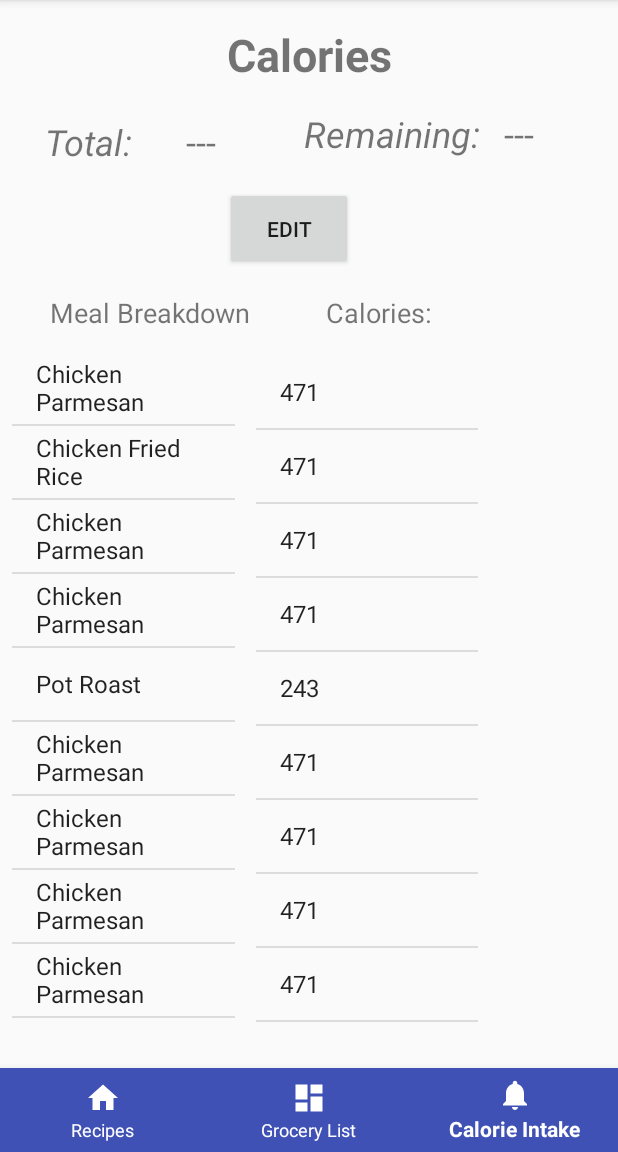
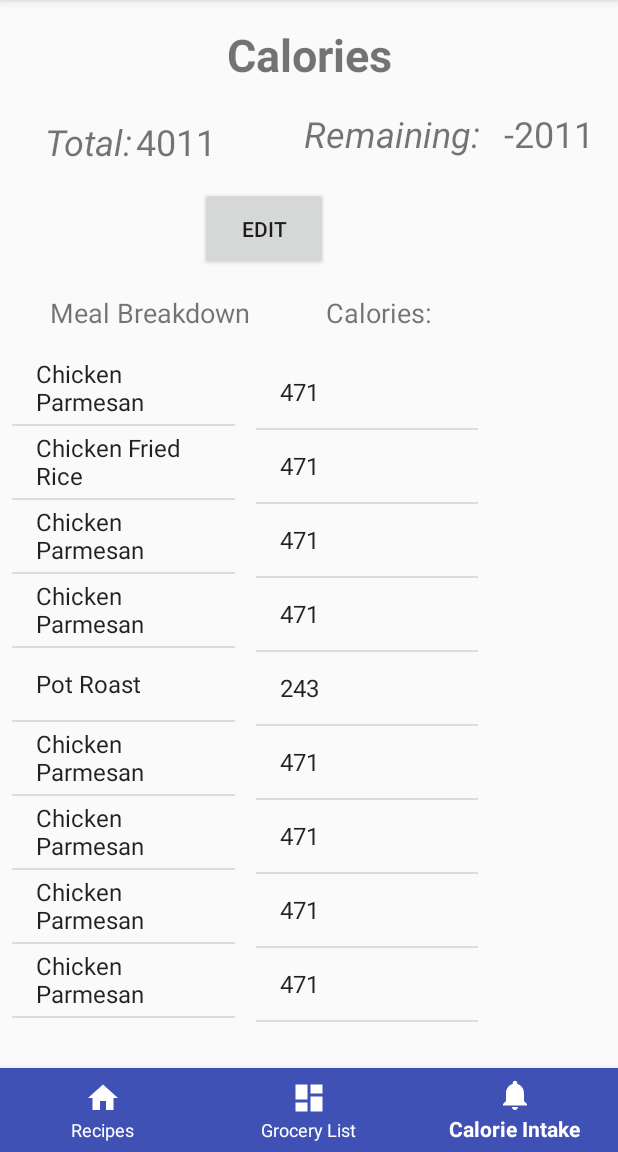
Before and after one commit to jsuyat/Suyat_Khan_FinalProject2, an Android app: the screen it shows after launch (MainActivity), item 3 of the bottom bar chosen, on a phone screen of 412 x 824 dp, the part 84-1236 px from its top. Run offline under Robolectric (Android 15) with nearby library versions, the phone set to English and light mode, and no system bars.

```diff
--- a/app/src/main/java/edu/gmu/cs477/khan_suyat_finalproject/CaloricIntakeFragment.java
+++ b/app/src/main/java/edu/gmu/cs477/khan_suyat_finalproject/CaloricIntakeFragment.java
@@ -1,5 +1,6 @@
 package edu.gmu.cs477.khan_suyat_finalproject;
 
+import android.content.ContentValues;
 import android.content.Intent;
 import android.database.sqlite.SQLiteDatabase;
 import android.net.Uri;
@@ -13,11 +14,13 @@ import android.view.ViewGroup;
 import android.database.Cursor;
 import android.widget.AdapterView;
 import android.widget.ListView;
+import android.widget.TextView;
 
 
 public class CaloricIntakeFragment extends Fragment {
 
     private int total;
+    private int current;
 
     Cursor mCursor;
     Cursor mCursor2;
@@ -45,12 +48,17 @@ public class CaloricIntakeFragment extends Fragment {
 
     final static String[] all_columns = {_ID, RECIPE, MEAT, VEGETABLE, GRAIN, DAIRY, FRUIT, CALORIES, LINK, CHECKED};
 
+    public final int ACTIVITY_RESULT = 1;
+
 
     @Override
     public void onCreate(@Nullable Bundle savedInstanceState) {
         super.onCreate(savedInstanceState);
         recipeDBHelper = new RecipesDatabase(getContext());
         System.out.println("In On create");
+
+        total = 2000;
+        current = 0;
 
         db = recipeDBHelper.getWritableDatabase();
         mCursor = db.query(recipeDBHelper.RECIPES_NAME, all_columns,null,null,null,null,null);
@@ -72,6 +80,29 @@ public class CaloricIntakeFragment extends Fragment {
                 new int[]{android.R.id.text1});
 
 
+
+
+
+        while(mCursor2.moveToNext()) {
+
+            int index;
+            index = mCursor2.getColumnIndexOrThrow(CALORIES);
+
+            current += mCursor2.getInt(index);
+
+            System.out.println("HEY: " + mCursor2.getInt(index));
+
+
+
+        }
+
+        System.out.println("CURRENT: " + current);
+
+
+
+
+
+
     }
 
 
@@ -91,5 +122,35 @@ public class CaloricIntakeFragment extends Fragment {
         mlist2 = (ListView) getView().findViewById(R.id.calList);
         mlist2.setAdapter(myAdapter2);
 
+
+        TextView cur = (TextView) getView().findViewById(R.id.totalValue);
+        cur.setText(String.valueOf(current));
+
+        int r = total - current;
+
+        TextView remaining = (TextView) getView().findViewById(R.id.remainingValue);
+        remaining.setText(String.valueOf(r));
+
+
+
     }
+
+    public void onEditButtonClicked(View view){
+
+        Intent intent = new Intent();
+
+
+    }
+
+    protected void onActivityResult(int requestCode, int resultCode, Intent data){
+        if(requestCode == ACTIVITY_RESULT){
+
+//            data.getExtras()
+
+        }
+    }
+
+
+
+
 }
--- /dev/null
+++ b/app/src/main/java/edu/gmu/cs477/khan_suyat_finalproject/EditCalories.java
@@ -0,0 +1,8 @@
+package edu.gmu.cs477.khan_suyat_finalproject;
+
+import android.support.v7.app.AppCompatActivity;
+
+public class EditCalories extends AppCompatActivity {
+
+
+}
```
